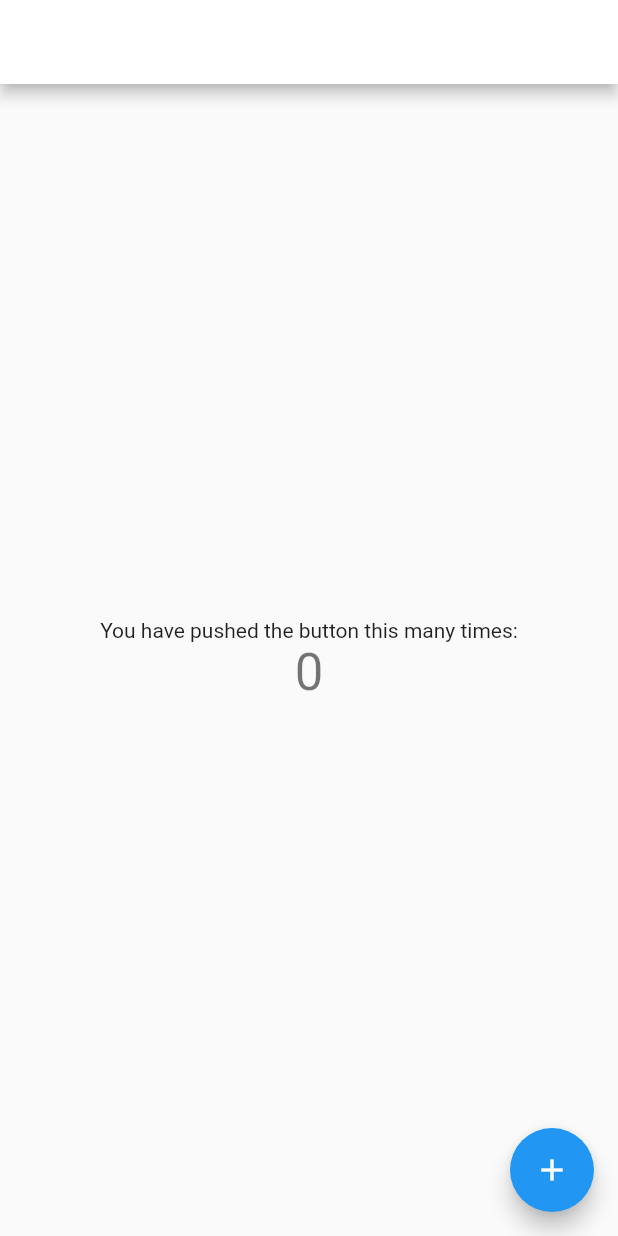
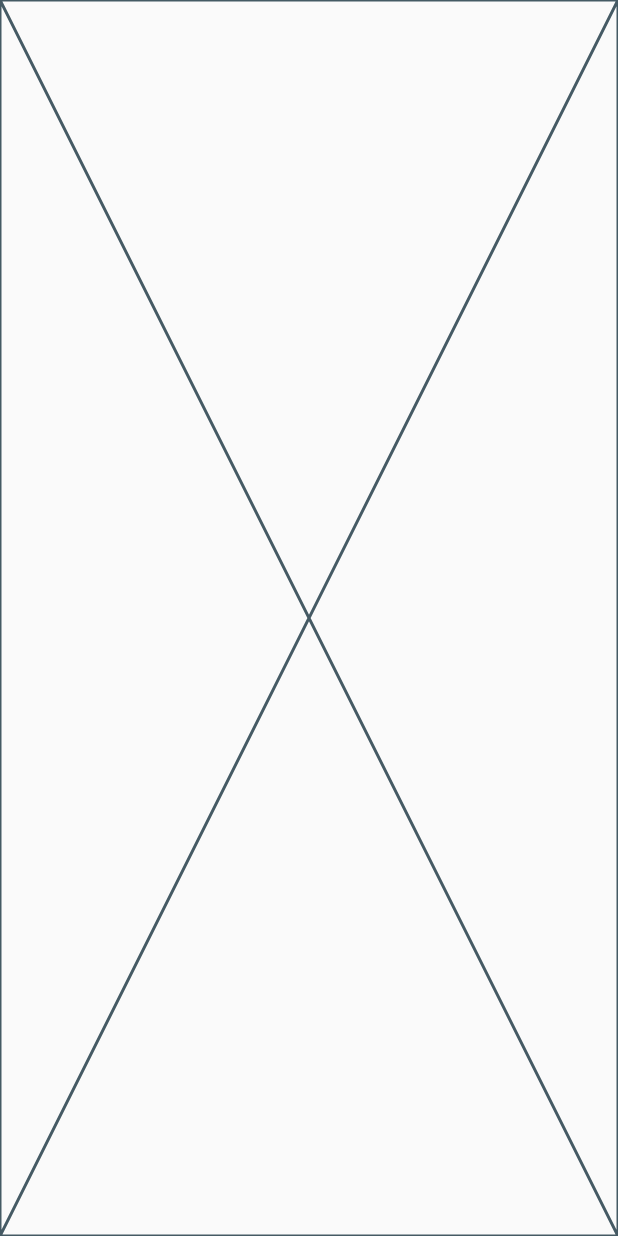
Before and after one commit to Kurczaak/Weight-Tracker, a Flutter app: the screen it shows after launch, on a phone screen of 412 x 824 dp. Run offline on Flutter 3.47's test engine with Material 2 defaults, Android fonts, the light colour scheme and no system bars; our stand-ins replace device_preview.

Commit message:
chore: add placeholder home page

```diff
--- a/lib/main.dart
+++ b/lib/main.dart
@@ -1,6 +1,8 @@
 import 'package:device_preview/device_preview.dart';
 import 'package:flutter/foundation.dart';
 import 'package:flutter/material.dart';
+
+import 'src/ui/feature/home_page.dart';
 
 void main() => runApp(
       DevicePreview(
@@ -19,95 +21,7 @@ class MyApp extends StatelessWidget {
       builder: DevicePreview.appBuilder,
       theme: ThemeData.light(),
       darkTheme: ThemeData.dark(),
-      home: const MyHomePage(title: 'Flutter Demo Home Page'),
+      home: const HomePage(),
     );
   }
 }
-
-class MyHomePage extends StatefulWidget {
-  const MyHomePage({super.key, required this.title});
-
-  // This widget is the home page of your application. It is stateful, meaning
-  // that it has a State object (defined below) that contains fields that affect
-  // how it looks.
-
-  // This class is the configuration for the state. It holds the values (in this
-  // case the title) provided by the parent (in this case the App widget) and
-  // used by the build method of the State. Fields in a Widget subclass are
-  // always marked "final".
-
-  final String title;
-
-  @override
-  State<MyHomePage> createState() => _MyHomePageState();
-}
-
-class _MyHomePageState extends State<MyHomePage> {
-  int _counter = 0;
-
-  void _incrementCounter() {
-    setState(() {
-      // This call to setState tells the Flutter framework that something has
-      // changed in this State, which causes it to rerun the build method below
-      // so that the display can reflect the updated values. If we changed
-      // _counter without calling setState(), then the build method would not be
-      // called again, and so nothing would appear to happen.
-      _counter++;
-    });
-  }
-
-  @override
-  Widget build(BuildContext context) {
-    // This method is rerun every time setState is called, for instance as done
-    // by the _incrementCounter method above.
-    //
-    // The Flutter framework has been optimized to make rerunning build methods
-    // fast, so that you can just rebuild anything that needs updating rather
-    // than having to individually change instances of widgets.
-    return Scaffold(
-      appBar: AppBar(
-        // TRY THIS: Try changing the color here to a specific color (to
-        // Colors.amber, perhaps?) and trigger a hot reload to see the AppBar
-        // change color while the other colors stay the same.
-        backgroundColor: Theme.of(context).colorScheme.inversePrimary,
-        // Here we take the value from the MyHomePage object that was created by
-        // the App.build method, and use it to set our appbar title.
-        title: Text(widget.title),
-      ),
-      body: Center(
-        // Center is a layout widget. It takes a single child and positions it
-        // in the middle of the parent.
-        child: Column(
-          // Column is also a layout widget. It takes a list of children and
-          // arranges them vertically. By default, it sizes itself to fit its
-          // children horizontally, and tries to be as tall as its parent.
-          //
-          // Column has various properties to control how it sizes itself and
-          // how it positions its children. Here we use mainAxisAlignment to
-          // center the children vertically; the main axis here is the vertical
-          // axis because Columns are vertical (the cross axis would be
-          // horizontal).
-          //
-          // TRY THIS: Invoke "debug painting" (choose the "Toggle Debug Paint"
-          // action in the IDE, or press "p" in the console), to see the
-          // wireframe for each widget.
-          mainAxisAlignment: MainAxisAlignment.center,
-          children: <Widget>[
-            const Text(
-              'You have pushed the button this many times:',
-            ),
-            Text(
-              '$_counter',
-              style: Theme.of(context).textTheme.headlineMedium,
-            ),
-          ],
-        ),
-      ),
-      floatingActionButton: FloatingActionButton(
-        onPressed: _incrementCounter,
-        tooltip: 'Increment',
-        child: const Icon(Icons.add),
-      ), // This trailing comma makes auto-formatting nicer for build methods.
-    );
-  }
-}
--- /dev/null
+++ b/lib/src/ui/feature/home_page.dart
@@ -0,0 +1,21 @@
+import 'package:flutter/material.dart';
+
+class HomePage extends StatelessWidget {
+  const HomePage({super.key});
+
+  @override
+  Widget build(BuildContext context) {
+    return const Scaffold(
+      body: _HomePageBody(),
+    );
+  }
+}
+
+class _HomePageBody extends StatelessWidget {
+  const _HomePageBody();
+
+  @override
+  Widget build(BuildContext context) {
+    return const Placeholder();
+  }
+}
```
